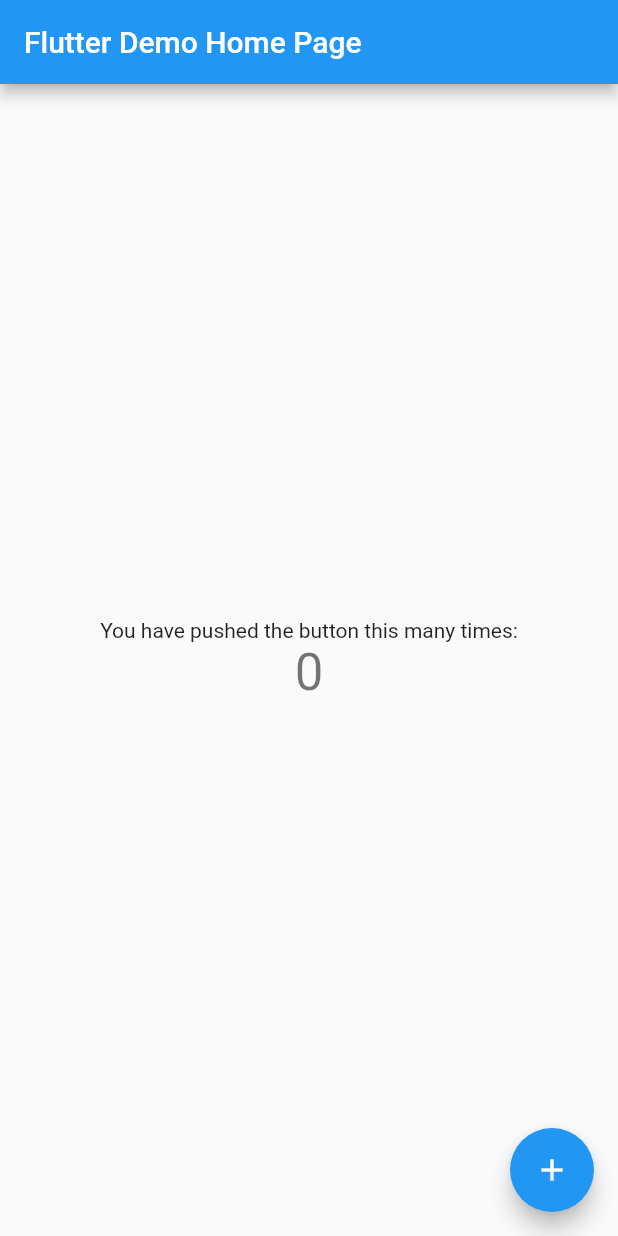
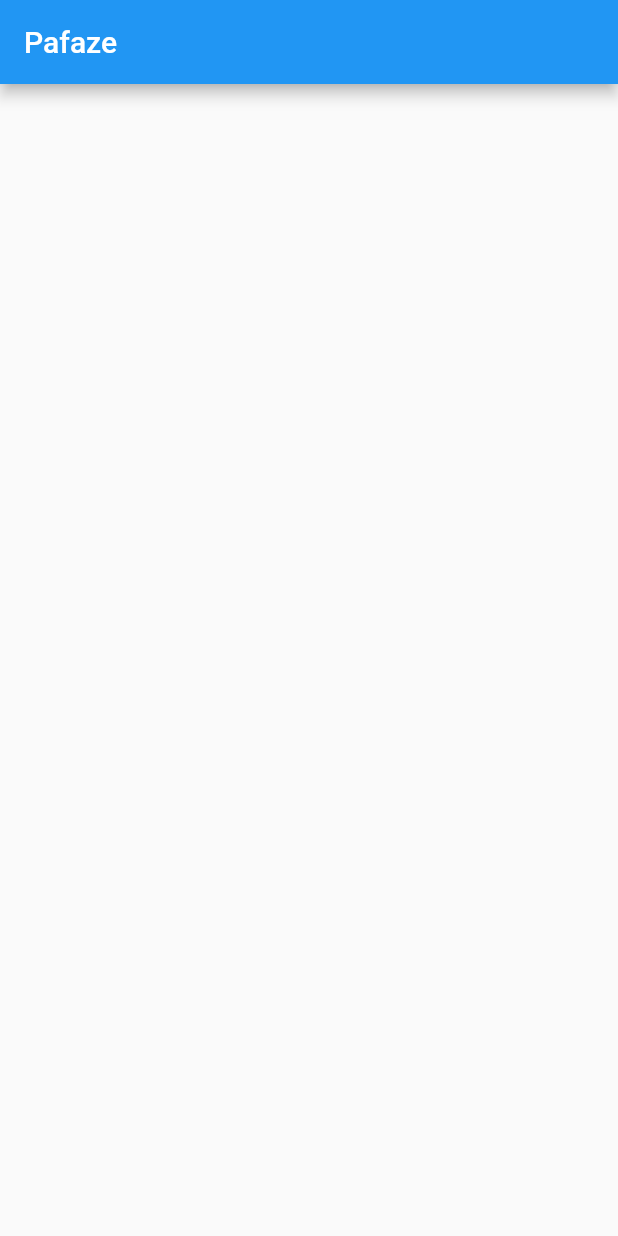
Before and after one commit to lucas404x/pafaze-app, a Flutter app: the screen it shows after launch, on a phone screen of 412 x 824 dp. Run offline on Flutter 3.47's test engine with Material 2 defaults, Android fonts, the light colour scheme and no system bars; our stand-ins replace hive_flutter; accounts and stored records are empty.

Commit message:
uploading initial project structure

```diff
--- a/lib/main.dart
+++ b/lib/main.dart
@@ -1,115 +1,30 @@
 import 'package:flutter/material.dart';
+import 'package:hive_flutter/hive_flutter.dart';
 
-void main() {
+import 'package:pafaze/views/home_page.dart';
+
+void main() async {
+  await setup();
   runApp(const MyApp());
+}
+
+setup() async {
+  // setup hive
+  await Hive.initFlutter();
 }
 
 class MyApp extends StatelessWidget {
   const MyApp({Key? key}) : super(key: key);
 
-  // This widget is the root of your application.
   @override
   Widget build(BuildContext context) {
     return MaterialApp(
-      title: 'Flutter Demo',
+      title: 'Pafaze',
+      debugShowCheckedModeBanner: false,
       theme: ThemeData(
-        // This is the theme of your application.
-        //
-        // Try running your application with "flutter run". You'll see the
-        // application has a blue toolbar. Then, without quitting the app, try
-        // changing the primarySwatch below to Colors.green and then invoke
-        // "hot reload" (press "r" in the console where you ran "flutter run",
-        // or simply save your changes to "hot reload" in a Flutter IDE).
-        // Notice that the counter didn't reset back to zero; the application
-        // is not restarted.
         primarySwatch: Colors.blue,
       ),
-      home: const MyHomePage(title: 'Flutter Demo Home Page'),
+      home: const HomePage(),
     );
   }
 }
-
-class MyHomePage extends StatefulWidget {
-  const MyHomePage({Key? key, required this.title}) : super(key: key);
-
-  // This widget is the home page of your application. It is stateful, meaning
-  // that it has a State object (defined below) that contains fields that affect
-  // how it looks.
-
-  // This class is the configuration for the state. It holds the values (in this
-  // case the title) provided by the parent (in this case the App widget) and
-  // used by the build method of the State. Fields in a Widget subclass are
-  // always marked "final".
-
-  final String title;
-
-  @override
-  State<MyHomePage> createState() => _MyHomePageState();
-}
-
-class _MyHomePageState extends State<MyHomePage> {
-  int _counter = 0;
-
-  void _incrementCounter() {
-    setState(() {
-      // This call to setState tells the Flutter framework that something has
-      // changed in this State, which causes it to rerun the build method below
-      // so that the display can reflect the updated values. If we changed
-      // _counter without calling setState(), then the build method would not be
-      // called again, and so nothing would appear to happen.
-      _counter++;
-    });
-  }
-
-  @override
-  Widget build(BuildContext context) {
-    // This method is rerun every time setState is called, for instance as done
-    // by the _incrementCounter method above.
-    //
-    // The Flutter framework has been optimized to make rerunning build methods
-    // fast, so that you can just rebuild anything that needs updating rather
-    // than having to individually change instances of widgets.
-    return Scaffold(
-      appBar: AppBar(
-        // Here we take the value from the MyHomePage object that was created by
-        // the App.build method, and use it to set our appbar title.
-        title: Text(widget.title),
-      ),
-      body: Center(
-        // Center is a layout widget. It takes a single child and positions it
-        // in the middle of the parent.
-        child: Column(
-          // Column is also a layout widget. It takes a list of children and
-          // arranges them vertically. By default, it sizes itself to fit its
-          // children horizontally, and tries to be as tall as its parent.
-          //
-          // Invoke "debug painting" (press "p" in the console, choose the
-          // "Toggle Debug Paint" action from the Flutter Inspector in Android
-          // Studio, or the "Toggle Debug Paint" command in Visual Studio Code)
-          // to see the wireframe for each widget.
-          //
-          // Column has various properties to control how it sizes itself and
-          // how it positions its children. Here we use mainAxisAlignment to
-          // center the children vertically; the main axis here is the vertical
-          // axis because Columns are vertical (the cross axis would be
-          // horizontal).
-          mainAxisAlignment: MainAxisAlignment.center,
-          children: <Widget>[
-            const Text(
-              'You have pushed the button this many times:',
-            ),
-            Text(
-              '$_counter',
-              style: Theme.of(context).textTheme.headline4,
-            ),
-          ],
-        ),
-      ),
-      floatingActionButton: FloatingActionButton(
-        onPressed: _incrementCounter,
-        tooltip: 'Increment',
-        child: const Icon(Icons.add),
-      ), // This trailing comma makes auto-formatting nicer for build methods.
-    );
-  }
-}
--- /dev/null
+++ b/lib/views/home_page.dart
@@ -0,0 +1,19 @@
+import 'package:flutter/material.dart';
+
+class HomePage extends StatefulWidget {
+  const HomePage({Key? key}) : super(key: key);
+
+  @override
+  _HomePageState createState() => _HomePageState();
+}
+
+class _HomePageState extends State<HomePage> {
+  @override
+  Widget build(BuildContext context) {
+    return Scaffold(
+      appBar: AppBar(
+        title: const Text("Pafaze"),
+      ),
+    );
+  }
+}
```
Also changed, not shown: pubspec.yaml (+7 -67 lines), pubspec.lock.
